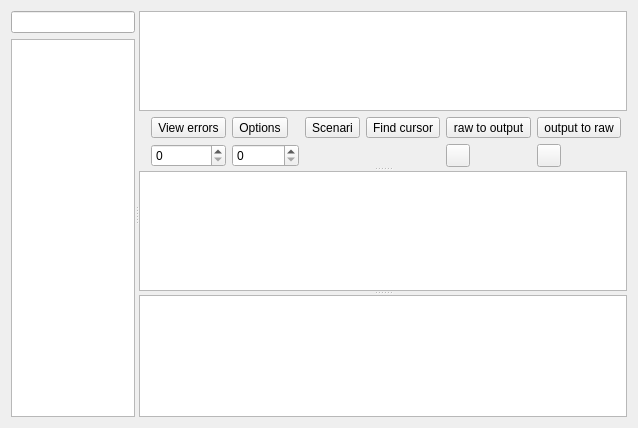
Above: plugins/padtoolsplugin/padwriter.ui from FreeHealth/freehealth before the change. Below: the same form after it.
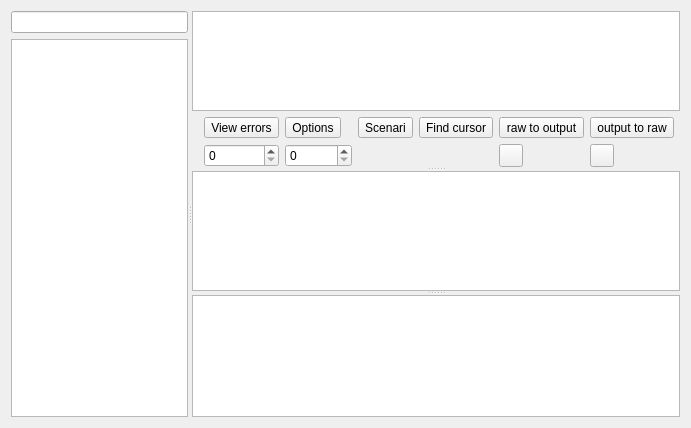
That is the form after the change. Custom widgets are drawn as their Qt base class.

```diff
--- a/plugins/padtoolsplugin/padwriter.ui
+++ b/plugins/padtoolsplugin/padwriter.ui
@@ -6,7 +6,7 @@
    <rect>
     <x>0</x>
     <y>0</y>
-    <width>638</width>
+    <width>691</width>
     <height>428</height>
    </rect>
   </property>
```
Left out of the diff: 2 changed lines with no effect on the pictures.
